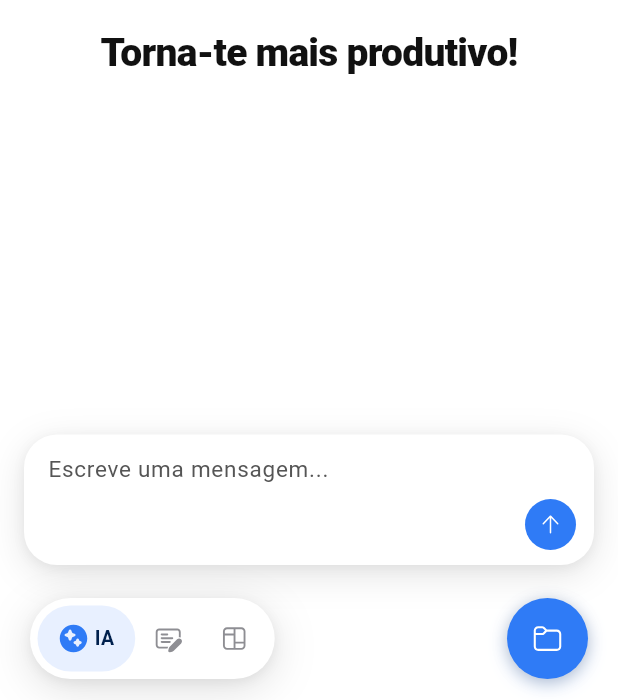
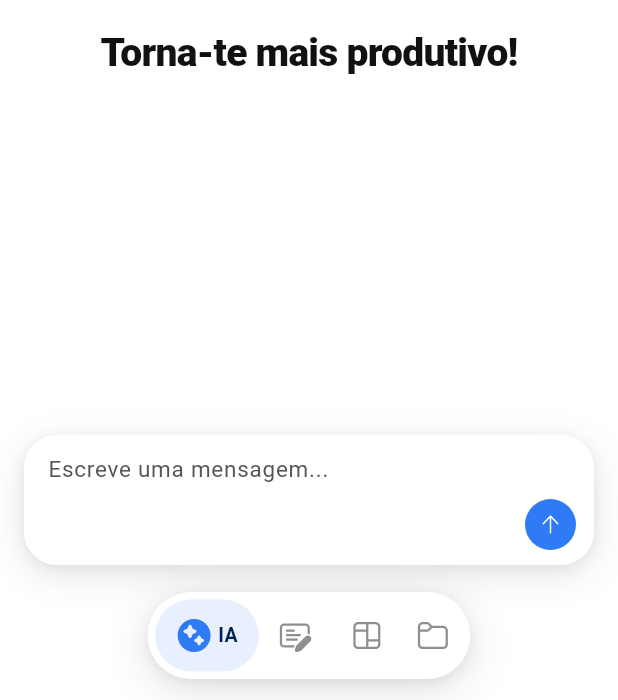
Before and after one commit to Alfredoooh/codeme, a Flutter app: the screen it shows after launch, on a phone screen of 412 x 824 dp, the part 536-1236 px from its top. Run offline on Flutter 3.47's test engine with Material 3 defaults, Android fonts, the phone set to English and light mode, and no system bars; our stand-ins replace flutter_svg; missing offline and left inert: flutter_inappwebview.

Commit message:
update bottomtabbar.dart

```diff
--- a/lib/bottomtabbar.dart
+++ b/lib/bottomtabbar.dart
@@ -20,7 +20,7 @@ extension AppTabX on AppTab {
         AppTab.ai:        'ai_tab_filled.svg',
         AppTab.edit:      'edit_tab_filled.svg',
         AppTab.templates: 'templates_filled.svg',
-        AppTab.projects:  'projects.svg',      // mesmo ícone — azul sólido
+        AppTab.projects:  'projects_filled.svg',
       }[this]!;
 
   String get label => const {
@@ -36,9 +36,11 @@ extension AppTabX on AppTab {
 // ══════════════════════════════════════════════════════════════
 // FLOATING BOTTOM TAB BAR
 // ──────────────────────────────────────────────────────────────
-// • Pill flutuante — branco no tema claro, #2C2C2E no escuro
-// • Tabs IA / Editor / Templates com label animado
-// • Tab Projetos: pill azul sólido à direita (sempre)
+// • Pill flutuante única — branco no tema claro, #2C2C2E no escuro
+// • Todas as 4 tabs (IA / Editor / Templates / Projetos) na mesma pill
+// • Projetos mantém o destaque azul sólido quando seleccionado,
+//   e troca para o ícone filled ao ser clicado, como as outras tabs
+// • Barra centralizada no eixo horizontal, ícones maiores
 // • Animações: scale, opacity, AnimatedSize no label, spring
 // ══════════════════════════════════════════════════════════════
 
@@ -60,45 +62,33 @@ class BottomTabBar extends StatefulWidget {
 
 class _BottomTabBarState extends State<BottomTabBar>
     with SingleTickerProviderStateMixin {
-  // Tabs do lado esquerdo (pill principal)
-  static const _mainTabs = [AppTab.ai, AppTab.edit, AppTab.templates];
+  static const _allTabs = [
+    AppTab.ai,
+    AppTab.edit,
+    AppTab.templates,
+    AppTab.projects,
+  ];
 
-  static const double _height = 54.0;
+  static const double _height = 58.0;
   static const double _pad    =  5.0;
-
-  // Spring para o botão de projetos (scale press)
-  bool _projectsPressed = false;
 
   @override
   Widget build(BuildContext context) {
-    return Row(
-      mainAxisAlignment: MainAxisAlignment.spaceBetween,
-      crossAxisAlignment: CrossAxisAlignment.center,
-      children: [
-        // ── Pill principal (IA / Editor / Templates) ───────────
-        _MainPill(
+    return Center(
+      child: _MainPill(
         s: widget.s,
-          tabs: _mainTabs,
+        tabs: _allTabs,
         current: widget.current,
         onChanged: widget.onChanged,
         height: _height,
         pad: _pad,
       ),
-
-        // ── Pill projetos ──────────────────────────────────────
-        _ProjectsPill(
-          s: widget.s,
-          selected: widget.current == AppTab.projects,
-          onTap: () => widget.onChanged(AppTab.projects),
-          size: _height,
-        ),
-      ],
     );
   }
 }
 
 // ══════════════════════════════════════════════════════════════
-// PILL PRINCIPAL — IA | Editor | Templates
+// PILL PRINCIPAL — IA | Editor | Templates | Projetos
 // ══════════════════════════════════════════════════════════════
 
 class _MainPill extends StatelessWidget {
@@ -127,7 +117,6 @@ class _MainPill extends StatelessWidget {
         curve: kCupertinoOut,
         height: height,
         decoration: BoxDecoration(
-          // ← CORRECÇÃO PRINCIPAL: usa navBarBg que varia com o tema
           color: s.navBarBg,
           borderRadius: BorderRadius.circular(999),
           boxShadow: s.navBarShadow,
@@ -139,14 +128,23 @@ class _MainPill extends StatelessWidget {
               mainAxisSize: MainAxisSize.min,
               children: [
                 SizedBox(width: pad),
-                ...tabs.map((tab) => _MainTab(
+                for (final tab in tabs)
+                  tab.isProjects
+                      ? _ProjectsTab(
+                          s: s,
+                          selected: current == tab,
+                          onTap: () => onChanged(tab),
+                          height: height,
+                          pad: pad,
+                        )
+                      : _MainTab(
                           s: s,
                           tab: tab,
                           selected: current == tab,
                           onTap: () => onChanged(tab),
                           height: height,
                           pad: pad,
-                    )),
+                        ),
                 SizedBox(width: pad),
               ],
             ),
@@ -158,7 +156,7 @@ class _MainPill extends StatelessWidget {
 }
 
 // ══════════════════════════════════════════════════════════════
-// TAB ITEM (dentro da pill principal)
+// TAB ITEM (IA / Editor / Templates)
 // ══════════════════════════════════════════════════════════════
 
 class _MainTab extends StatefulWidget {
@@ -218,7 +216,7 @@ class _MainTabState extends State<_MainTab> {
             mainAxisSize: MainAxisSize.min,
             children: [
               SizedBox(
-                width:  28,
+                width:  32,
                 height: widget.height - widget.pad * 2,
                 child: Center(
                   child: AnimatedScale(
@@ -228,12 +226,11 @@ class _MainTabState extends State<_MainTab> {
                     child: AppIcon(
                       sel ? widget.tab.svgFilled : widget.tab.svg,
                       color: iconColor,
-                      size: 20,
+                      size: 24,
                     ),
                   ),
                 ),
               ),
-              // Label cresce suavemente quando seleccionado
               AnimatedSize(
                 duration: const Duration(milliseconds: 280),
                 curve: kCupertinoOut,
@@ -260,33 +257,38 @@ class _MainTabState extends State<_MainTab> {
 }
 
 // ══════════════════════════════════════════════════════════════
-// PILL PROJETOS — azul sólido, sempre à direita
+// TAB PROJETOS — dentro da mesma pill; troca para ícone filled
+// e cápsula azul quando seleccionado, igual às outras tabs
 // ══════════════════════════════════════════════════════════════
 
-class _ProjectsPill extends StatefulWidget {
+class _ProjectsTab extends StatefulWidget {
   final AppColorScheme s;
   final bool selected;
   final VoidCallback onTap;
-  final double size;
+  final double height;
+  final double pad;
 
-  const _ProjectsPill({
+  const _ProjectsTab({
     required this.s,
     required this.selected,
     required this.onTap,
-    required this.size,
+    required this.height,
+    required this.pad,
   });
 
   @override
-  State<_ProjectsPill> createState() => _ProjectsPillState();
+  State<_ProjectsTab> createState() => _ProjectsTabState();
 }
 
-class _ProjectsPillState extends State<_ProjectsPill> {
+class _ProjectsTabState extends State<_ProjectsTab> {
   bool _pressed = false;
 
   @override
   Widget build(BuildContext context) {
     final s   = widget.s;
     final sel = widget.selected;
+
+    final double innerHeight = widget.height - widget.pad * 2;
 
     return GestureDetector(
       behavior: HitTestBehavior.opaque,
@@ -301,34 +303,64 @@ class _ProjectsPillState extends State<_ProjectsPill> {
         child: AnimatedContainer(
           duration: const Duration(milliseconds: 280),
           curve: kCupertinoOut,
-          width:  widget.size,
-          height: widget.size,
+          margin: EdgeInsets.symmetric(vertical: widget.pad),
+          padding: EdgeInsets.symmetric(
+            horizontal: sel ? 14.0 : 8.0,
+            vertical: 0,
+          ),
+          height: innerHeight,
           decoration: BoxDecoration(
-            color: s.projectsTabBg,
+            color: sel ? s.projectsTabBg : Colors.transparent,
             borderRadius: BorderRadius.circular(999),
-            // Anel branco quando seleccionado
             border: sel
-                ? Border.all(color: Colors.white.withOpacity(0.45), width: 2.5)
+                ? Border.all(color: Colors.white.withOpacity(0.45), width: 2.0)
                 : null,
-            boxShadow: [
+            boxShadow: sel
+                ? [
                     BoxShadow(
-                color: const Color(0xFF2F7BF6).withOpacity(sel ? 0.40 : 0.22),
-                blurRadius: sel ? 18 : 10,
-                offset: const Offset(0, 4),
+                      color: const Color(0xFF2F7BF6).withOpacity(0.40),
+                      blurRadius: 16,
+                      offset: const Offset(0, 3),
                     ),
                     BoxShadow(
-                color: Colors.black.withOpacity(0.18),
-                blurRadius: 8,
+                      color: Colors.black.withOpacity(0.16),
+                      blurRadius: 6,
                       offset: const Offset(0, 2),
                     ),
-            ],
+                  ]
+                : null,
           ),
-          alignment: Alignment.center,
-          child: AnimatedScale(
+          child: Row(
+            mainAxisSize: MainAxisSize.min,
+            children: [
+              AnimatedScale(
                 scale: sel ? 1.1 : 1.0,
                 duration: const Duration(milliseconds: 260),
                 curve: kCupertinoOut,
-            child: AppIcon(AppTab.projects.svg, color: s.projectsTabFg, size: 22),
+                child: AppIcon(
+                  sel ? AppTab.projects.svgFilled : AppTab.projects.svg,
+                  color: sel ? s.projectsTabFg : s.navIconInactive,
+                  size: 24,
+                ),
+              ),
+              AnimatedSize(
+                duration: const Duration(milliseconds: 280),
+                curve: kCupertinoOut,
+                child: sel
+                    ? Padding(
+                        padding: const EdgeInsets.only(left: 6),
+                        child: Text(
+                          AppTab.projects.label,
+                          style: TextStyle(
+                            fontSize: 13,
+                            fontWeight: FontWeight.w600,
+                            color: s.projectsTabFg,
+                          ),
+                        ),
+                      )
+                    : const SizedBox.shrink(),
+              ),
+            ],
           ),
         ),
       ),
```
Lines whose indentation alone changed are shown as unchanged.
